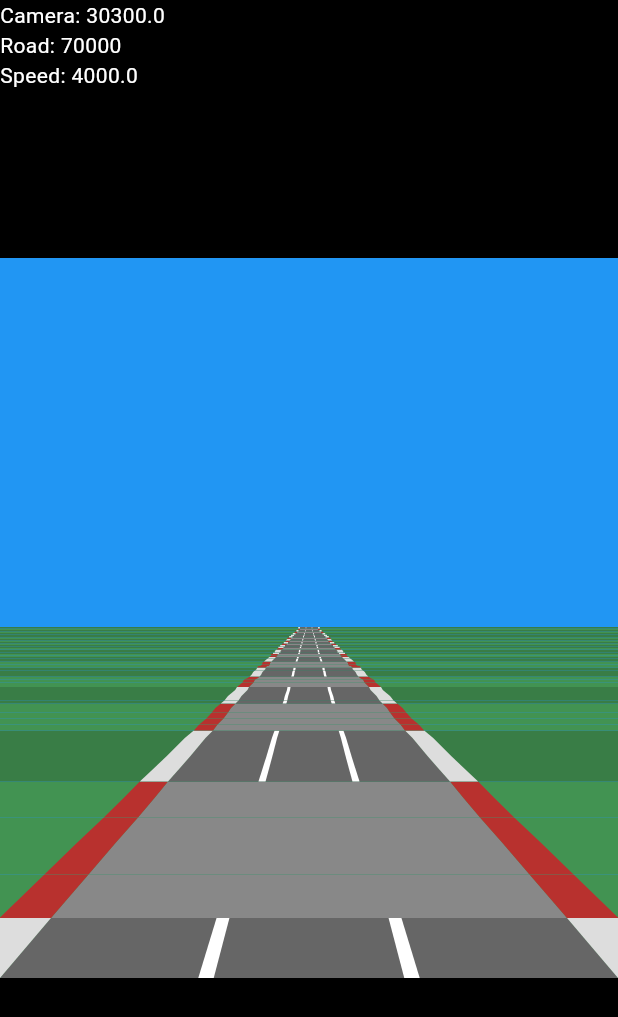
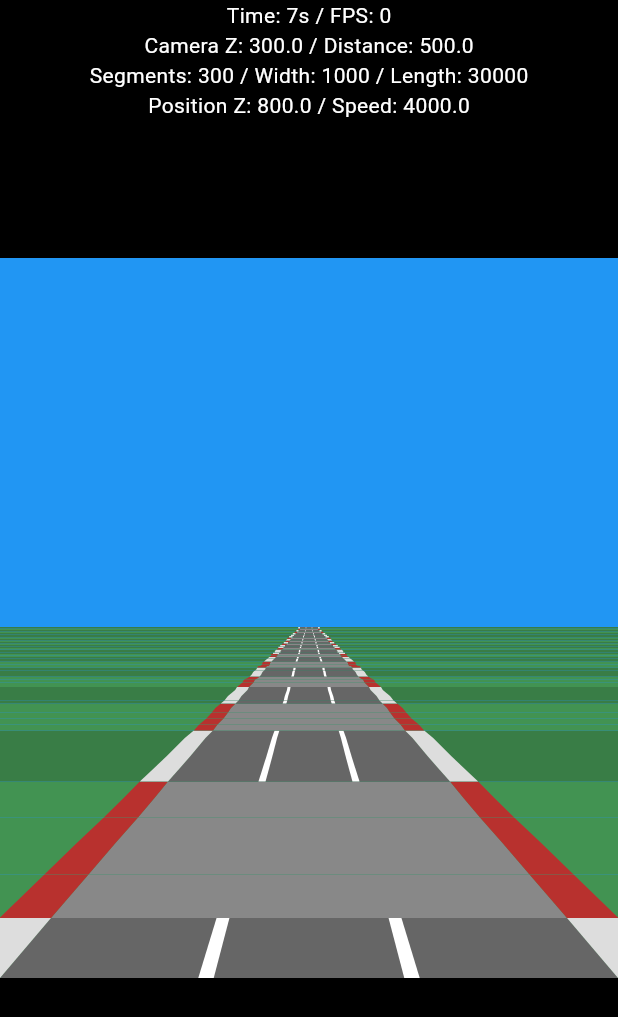
Before and after one commit to ayusuke7/flutter_pseudo_racer, a Flutter app: the screen it shows after launch, on a phone screen of 412 x 824 dp. Shown: the top 1017 px of the screen. Run offline on Flutter 3.47's test engine with Material 3 defaults, Android fonts, the phone set to English and light mode, and no system bars.

Commit message:
chore: update variables

```diff
--- a/lib/src/components/player.dart
+++ b/lib/src/components/player.dart
@@ -26,7 +26,7 @@ class Player extends Component {
   }
 
   void update(FrameTime time) {
-    z += speed * min(1, time.secondsPassed);
+    z += speed * min(1, time.delta);
 
     if (z >= road.roadLength) {
       z -= road.roadLength;
--- a/lib/src/components/road.dart
+++ b/lib/src/components/road.dart
@@ -35,7 +35,7 @@ class Road extends Component {
   void init() {
     segments = [];
 
-    for (var i = 0; i < 700; i++) {
+    for (var i = 0; i < 300; i++) {
       _createSegment();
     }
 
@@ -65,9 +65,8 @@ class Road extends Component {
       var currentBottomLine = currentSegment.point.screen.y;
 
       if (i > 0 && currentBottomLine < clipBottomLine) {
-        final previousIndex =
-            currentIndex > 0 ? currentIndex - 1 : segmentCount - 1;
-        final previousSegment = segments[previousIndex];
+        final previousIndex = currentIndex > 0 ? currentIndex : segmentCount;
+        final previousSegment = segments[previousIndex - 1];
 
         _drawSegment(
           canvas,
@@ -92,7 +91,7 @@ class Road extends Component {
     final projectedY = segment.point.scale * tranY;
     final projectedW = segment.point.scale * roadWidth;
 
-    segment.point.screen = VectorSize(
+    segment.point.screen = Vector(
       x: ((1 + projectedX) * size.width / 2).roundToDouble(),
       y: ((1 - projectedY) * size.height / 2).roundToDouble(),
       w: (projectedW * size.width / 2).roundToDouble(),
@@ -108,7 +107,7 @@ class Road extends Component {
       Segment(
         index: n,
         point: SegPoint(
-          screen: VectorSize(x: 0, y: 0, w: 0),
+          screen: Vector(x: 0, y: 0, w: 0),
           world: Vector(x: 0, y: 0, z: z),
           scale: -1,
         ),
--- a/lib/src/game.dart
+++ b/lib/src/game.dart
@@ -41,7 +41,7 @@ class _GameState extends State<Game> {
     SchedulerBinding.instance.scheduleFrameCallback(_loop);
     int currentTime = timeStamp.inMilliseconds;
 
-    _time.secondsPassed = (currentTime - _time.previous) / 1000.0;
+    _time.delta = (currentTime - _time.previous) / 1000.0;
     _time.previous = currentTime;
 
     _update();
@@ -79,15 +79,24 @@ class _GameState extends State<Game> {
 
   @override
   Widget build(BuildContext context) {
+    String gameValues = 'Time: ${_time.seconds}s / FPS: ${_time.fps}';
+    String cameraValues =
+        'Camera Z: ${_camera.z} / Distance: ${_camera.distToPlayer}';
+    String playerValues = 'Position Z: ${_player.z} / Speed: ${_player.speed}';
+    String roadValues =
+        'Segments: ${_road.segmentCount} / Width: ${_road.roadWidth} / Length: ${_road.roadLength}';
+
     return MaterialApp(
       home: Scaffold(
-        backgroundColor: Colors.black,
-        body: Focus(
+        body: Center(
+          child: ColoredBox(
+            color: Colors.black,
+            child: Stack(
+              alignment: Alignment.center,
+              children: [
+                Focus(
                   autofocus: true,
                   onKeyEvent: _keyEventHandler,
-          child: Stack(
-            children: [
-              Center(
                   child: CustomPaint(
                     size: Size(
                       screenWidth,
@@ -101,16 +110,23 @@ class _GameState extends State<Game> {
                     ),
                   ),
                 ),
-              Align(
-                alignment: Alignment.topLeft,
-                child: Text(
-                  'Camera: ${_camera.z}\nRoad: ${_road.roadLength}\nSpeed: ${_player.speed}\n',
+                Column(
+                  children: [
+                    gameValues,
+                    cameraValues,
+                    roadValues,
+                    playerValues,
+                  ]
+                      .map((text) => Text(
+                            text,
                             style: const TextStyle(
                               color: Colors.white,
                             ),
-                ),
+                          ))
+                      .toList(),
                 ),
               ],
+            ),
           ),
         ),
       ),
--- a/lib/src/game_scene.dart
+++ b/lib/src/game_scene.dart
@@ -21,9 +21,7 @@ class GameScene extends CustomPainter {
 
   @override
   void paint(Canvas canvas, Size size) {
-    canvas.saveLayer(Rect.largest, Paint());
-
-    /* background */
+    /* background sky */
     canvas.drawRect(
       Rect.fromLTWH(0, 0, size.width, size.height),
       Paint()..color = Colors.blue,
@@ -34,8 +32,6 @@ class GameScene extends CustomPainter {
       road.render(canvas, size);
       player.render(canvas, size);
     }
-
-    canvas.restore();
   }
 
   @override
--- a/lib/src/types/frame_time.dart
+++ b/lib/src/types/frame_time.dart
@@ -1,11 +1,13 @@
 class FrameTime {
   int previous;
-  double secondsPassed;
+  double delta;
 
   FrameTime(
     this.previous,
-    this.secondsPassed,
+    this.delta,
   );
 
-  int get fps => secondsPassed > 0 ? 1 ~/ secondsPassed : 0;
+  int get fps => delta > 0 ? 1 ~/ delta : 0;
+
+  int get seconds => previous ~/ 1000;
 }
--- a/lib/src/types/segment.dart
+++ b/lib/src/types/segment.dart
@@ -15,7 +15,7 @@ class Segment {
 }
 
 class SegPoint {
-  VectorSize screen;
+  Vector screen;
   Vector world;
   double scale;
 
--- a/lib/src/types/vector.dart
+++ b/lib/src/types/vector.dart
@@ -2,21 +2,13 @@ class Vector {
   double x;
   double y;
   double z;
+  double w;
+  double h;
 
   Vector({
     this.x = 0,
     this.y = 0,
     this.z = 0,
-  });
-}
-
-class VectorSize extends Vector {
-  double w;
-  double h;
-
-  VectorSize({
-    super.x,
-    super.y,
     this.w = 0,
     this.h = 0,
   });
```
Also changed, not shown: pubspec.lock. Lines whose indentation alone changed are shown as unchanged.
